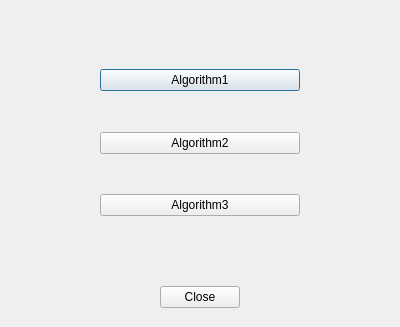
First picture: the form in src/resource/algorithm.ui, repository woosook0127/Coin_ATS, before the edit.
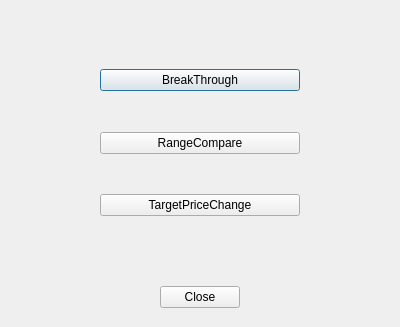
Second picture: the form after the edit.

Commit message: 2022-07-07 Implement 4 trading algorithms: break through, range compare, change target price, noise trading. but other algorithms is not sufficient to running except break through.

```diff
--- a/src/resource/algorithm.ui
+++ b/src/resource/algorithm.ui
@@ -124,7 +124,7 @@
            </size>
           </property>
           <property name="text">
-           <string>Algorithm1</string>
+           <string>BreakThrough</string>
           </property>
          </widget>
         </item>
@@ -144,7 +144,7 @@
         <item row="3" column="1">
          <widget class="QPushButton" name="Algorithm2Button">
           <property name="text">
-           <string>Algorithm2</string>
+           <string>RangeCompare</string>
           </property>
          </widget>
         </item>
@@ -177,7 +177,7 @@
         <item row="5" column="1">
          <widget class="QPushButton" name="Algorithm3Button">
           <property name="text">
-           <string>Algorithm3</string>
+           <string>TargetPriceChange</string>
           </property>
          </widget>
         </item>
```
The commit also changes 5 other files.
